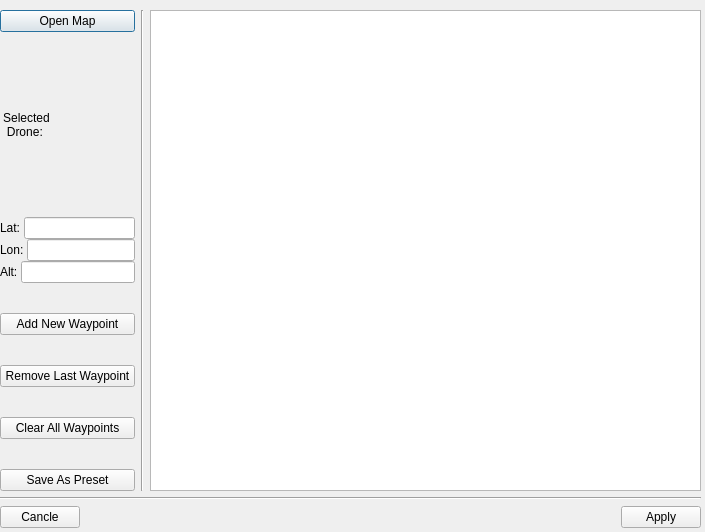
First picture: the form in ros2_ws/src/hmi/ui/flight_plan_dialog.ui, repository Samwise101/EiRT-AscenD-Robotics, before the edit.
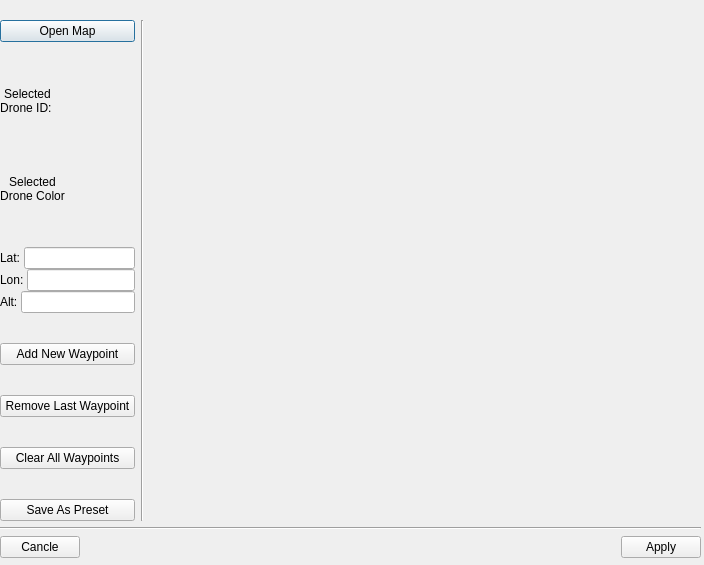
Second picture: the form after the edit. Icons and pictures are not drawn.

Commit message: Added 3d visualization base for flight plan dialog and drone data

```diff
--- a/ros2_ws/src/hmi/ui/flight_plan_dialog.ui
+++ b/ros2_ws/src/hmi/ui/flight_plan_dialog.ui
@@ -6,8 +6,8 @@
    <rect>
     <x>0</x>
     <y>0</y>
-    <width>705</width>
-    <height>532</height>
+    <width>704</width>
+    <height>565</height>
    </rect>
   </property>
   <property name="windowTitle">
@@ -17,16 +17,16 @@
    <property name="geometry">
     <rect>
      <x>0</x>
-     <y>10</y>
+     <y>20</y>
      <width>701</width>
-     <height>518</height>
+     <height>538</height>
     </rect>
    </property>
    <layout class="QVBoxLayout" name="verticalLayout" stretch="10,0,0">
     <item>
      <layout class="QHBoxLayout" name="horizontalLayout" stretch="0,0,10">
       <item>
-       <layout class="QVBoxLayout" name="verticalLayout_2" stretch="0,0,0,10,10,10,0">
+       <layout class="QVBoxLayout" name="verticalLayout_2" stretch="0,0,0,0,10,10,10,0">
         <property name="spacing">
          <number>30</number>
         </property>
@@ -43,7 +43,7 @@
            <widget class="QLabel" name="label_4">
             <property name="text">
              <string>Selected
-Drone: </string>
+Drone ID: </string>
             </property>
             <property name="alignment">
              <set>Qt::AlignCenter</set>
@@ -59,6 +59,28 @@
           </item>
          </layout>
         </item>
+        <item>
+         <layout class="QHBoxLayout" name="horizontalLayout_8">
+          <item>
+           <widget class="QLabel" name="label_7">
+            <property name="text">
+             <string>Selected
+Drone Color</string>
+            </property>
+            <property name="alignment">
+             <set>Qt::AlignCenter</set>
+            </property>
+           </widget>
+          </item>
+          <item>
+           <widget class="QLabel" name="label_6">
+            <property name="text">
+             <string/>
+            </property>
+           </widget>
+          </item>
+         </layout>
+        </item>
         <item>
          <layout class="QVBoxLayout" name="verticalLayout_3">
           <property name="spacing">
@@ -146,7 +168,7 @@
        </widget>
       </item>
       <item>
-       <widget class="QListWidget" name="listWidget"/>
+       <layout class="QVBoxLayout" name="verticalLayout_4"/>
       </item>
      </layout>
     </item>
```
The commit also changes 6 other files.
